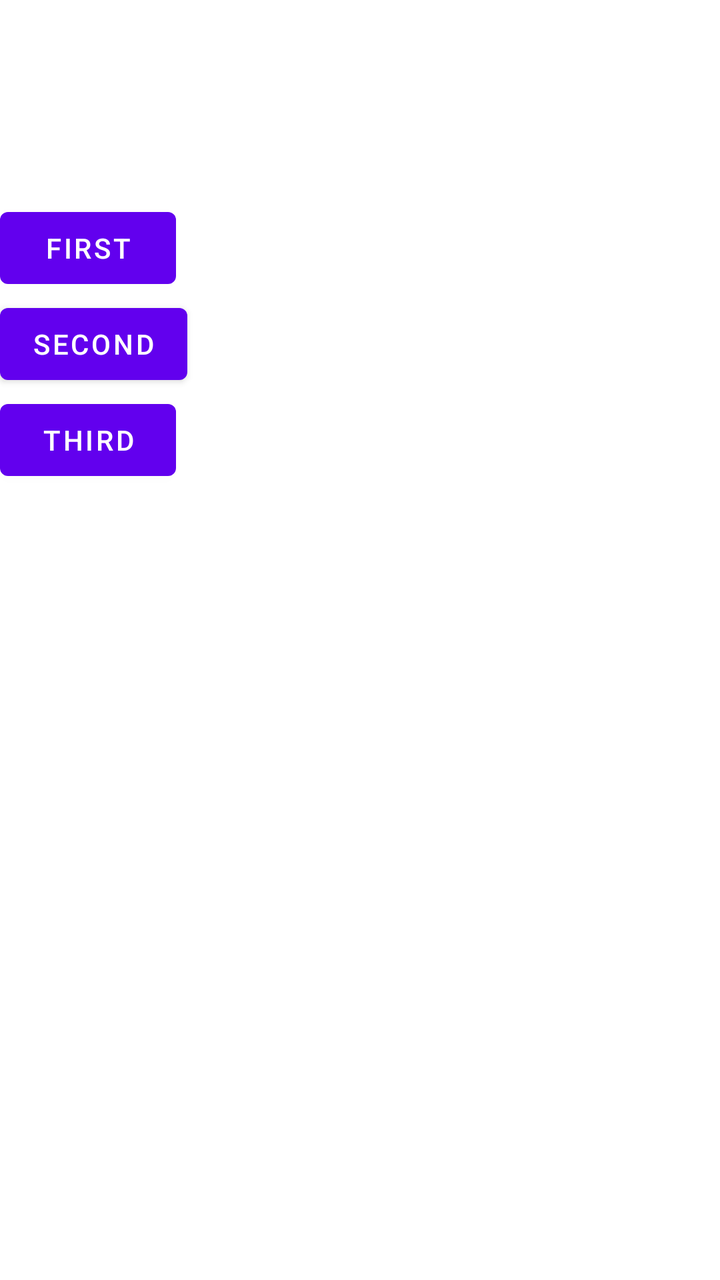
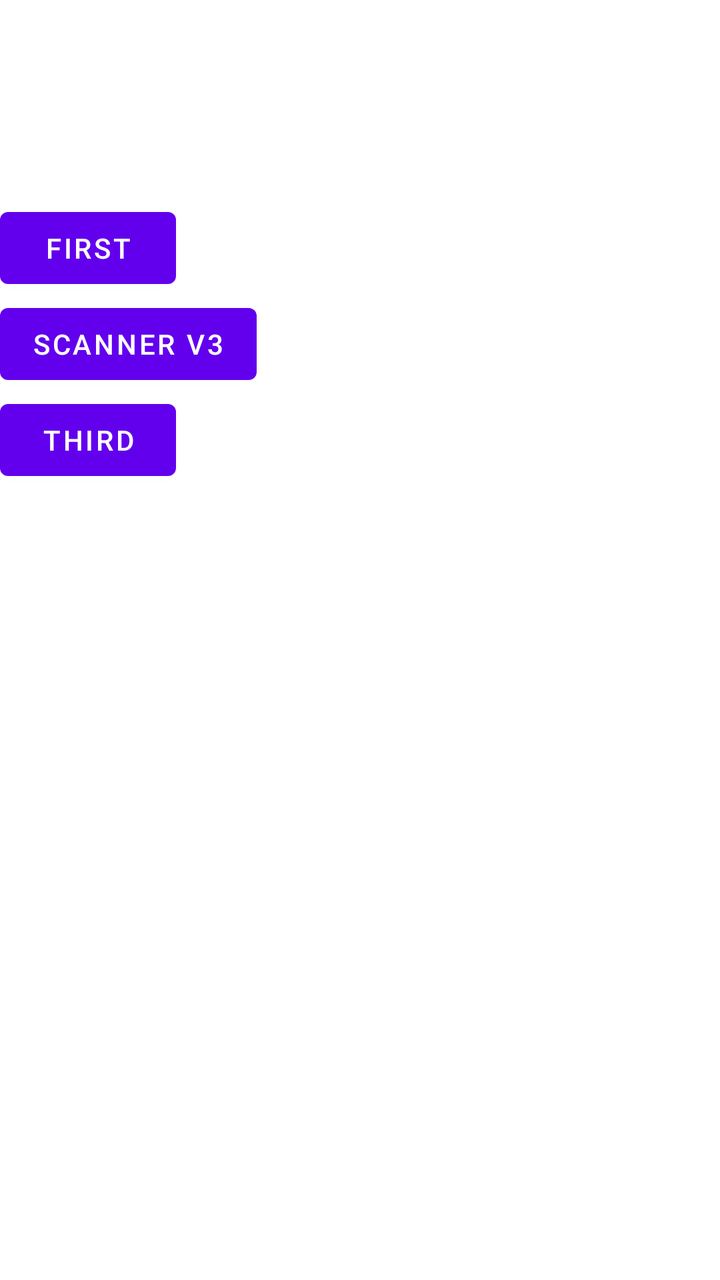

Two renders of the same Android screen: before a commit and after it. Below are the layout's source before the change and the commit's diff.
<!-- AndroidManifest.xml: application theme Theme.BarcodeScanner -->
<!-- res/layout/activity_main.xml -->
<?xml version="1.0" encoding="utf-8"?>
<androidx.appcompat.widget.LinearLayoutCompat xmlns:android="http://schemas.android.com/apk/res/android"
    xmlns:tools="http://schemas.android.com/tools"
    android:layout_width="match_parent"
    android:layout_height="match_parent"
    tools:context=".MainActivity"
    android:orientation="vertical">

    <View
        android:layout_width="match_parent"
        android:layout_height="100dp" />

    <Button
        android:id="@+id/btn1"
        android:layout_width="wrap_content"
        android:layout_height="wrap_content"
        android:text="First" />

    <Button
        android:id="@+id/btn2"
        android:layout_width="wrap_content"
        android:layout_height="wrap_content"
        android:text="Second" />

    <Button
        android:id="@+id/btn3"
        android:layout_width="wrap_content"
        android:layout_height="wrap_content"
        android:text="Third" />

    <ImageView
        android:id="@+id/image"
        android:layout_width="wrap_content"
        android:layout_height="wrap_content" />

</androidx.appcompat.widget.LinearLayoutCompat>
<!-- resources referenced by this layout -->
<resources>
  <style name="Theme.BarcodeScanner" parent="Theme.MaterialComponents.DayNight.DarkActionBar">
          
          <item name="colorPrimary">@color/purple_500</item>
          <item name="colorPrimaryVariant">@color/purple_700</item>
          <item name="colorOnPrimary">@color/white</item>
          
          <item name="colorSecondary">@color/teal_200</item>
          <item name="colorSecondaryVariant">@color/teal_700</item>
          <item name="colorOnSecondary">@color/black</item>
          
          <item name="android:statusBarColor" tools:targetApi="l">?attr/colorPrimaryVariant</item>
          
      </style>
  <color name="purple_500">#FF6200EE</color>
  <color name="purple_700">#FF3700B3</color>
  <color name="white">#FFFFFFFF</color>
  <color name="teal_200">#FF03DAC5</color>
  <color name="teal_700">#FF018786</color>
  <color name="black">#FF000000</color>
</resources>

<!-- the commit's change to res/layout/activity_main.xml (unified diff, before → after) -->
@@ -20,7 +20,7 @@
         android:id="@+id/btn2"
         android:layout_width="wrap_content"
         android:layout_height="wrap_content"
-        android:text="Second" />
+        android:text="Scanner V3" />
 
     <Button
         android:id="@+id/btn3"
